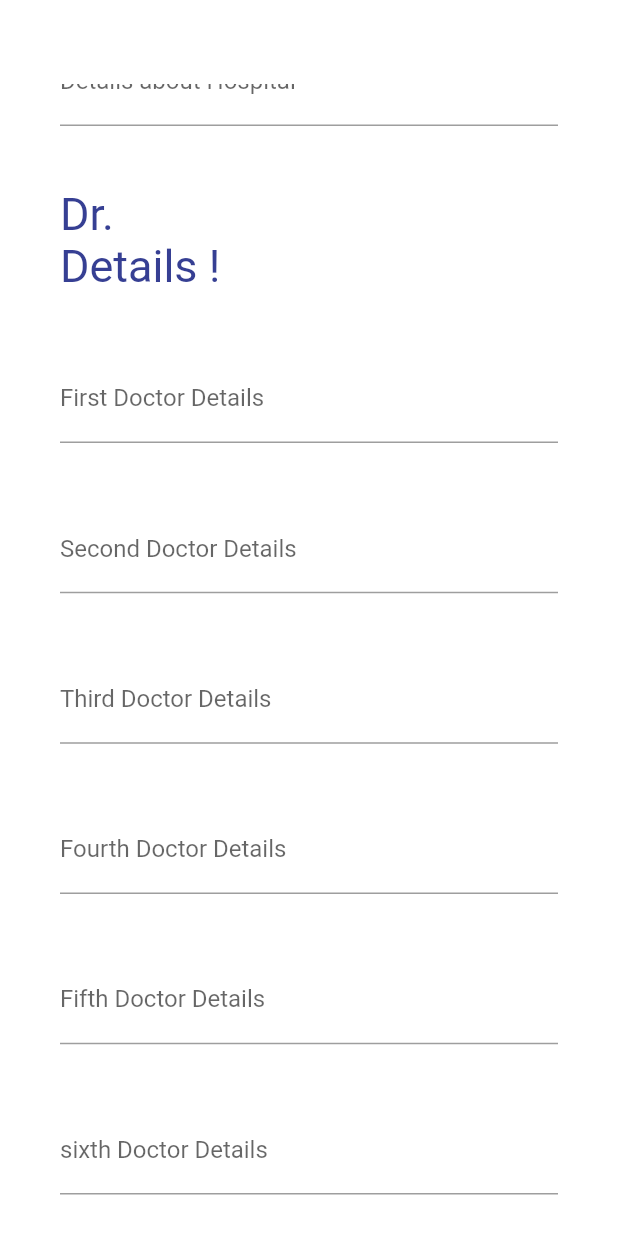
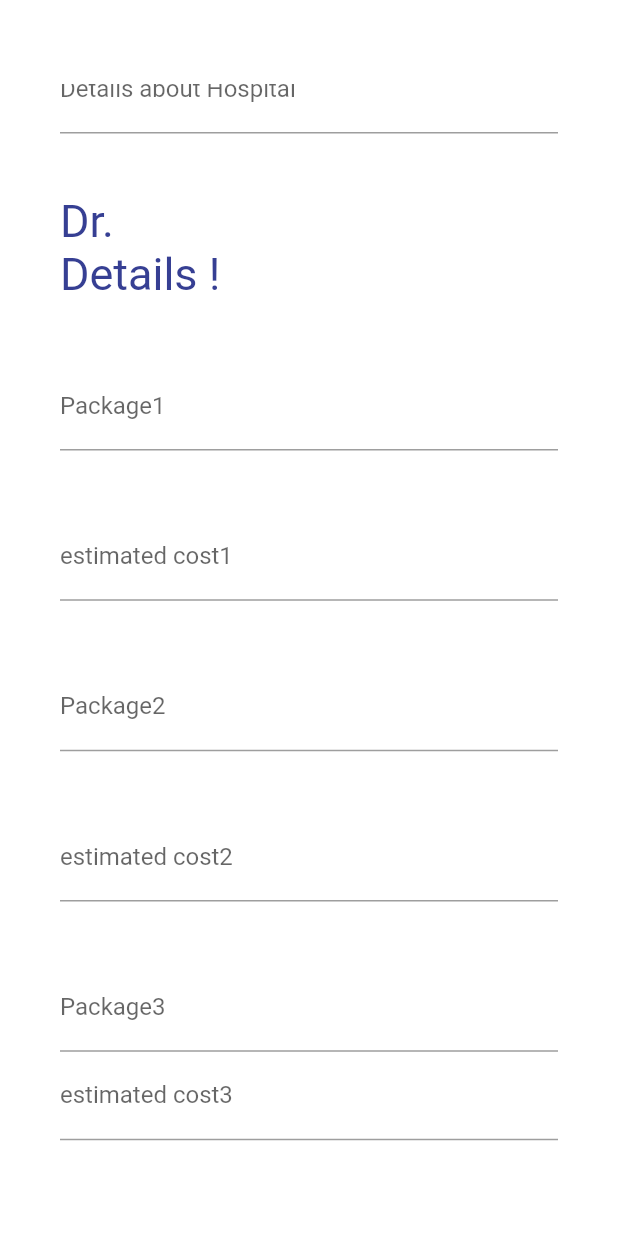
Before and after one commit to Anushkajain22/Easy-Diagnosis-App, a Flutter app: the HospitalistDetails screen opened by its route, scrolled down 576 dp, on a phone screen of 412 x 824 dp. Run offline on Flutter 3.47's test engine with Material 2 defaults, Android fonts, the light colour scheme and no system bars; our stand-ins replace cloud_firestore, firebase_auth, firebase_core, flutter_rating_bar, geocoding, geolocator and 3 more; accounts and stored records are empty.

Commit message:
Update hospitalist1.dart

```diff
--- a/lib/hospitalist1.dart
+++ b/lib/hospitalist1.dart
@@ -3,9 +3,12 @@ import 'package:firebase_core/firebase_core.dart';
 import 'package:flutter/material.dart';
 import 'package:flutter/src/widgets/container.dart';
 import 'package:flutter/src/widgets/framework.dart';
+import 'package:geocoding/geocoding.dart';
+import 'package:geolocator/geolocator.dart';
 import 'package:neumorphic_button/neumorphic_button.dart';
+import 'package:self_login/hospital_info.dart/review_system/hospitalist2.dart';
 
-import 'hospitalist2.dart';
+// import 'hospitalist2.dart';
 
 // import 'hospitalist2.dart';
 
@@ -17,6 +20,35 @@ class HospitalistDetails extends StatefulWidget {
 }
 
 class _HospitalistDetailsState extends State<HospitalistDetails> {
+  final geolocator =
+      Geolocator.getCurrentPosition(forceAndroidLocationManager: true);
+  Position? _currentPosition;
+  String currentaddress = "";
+  void getCurrentLocation() {
+    Geolocator.getCurrentPosition(desiredAccuracy: LocationAccuracy.high)
+        .then((Position position) {
+      setState(() {
+        _currentPosition = position;
+      });
+      getAddressFromLatLng();
+    }).catchError((e) {
+      print(e);
+    });
+  }
+
+  void getAddressFromLatLng() async {
+    try {
+      List<Placemark> p = await placemarkFromCoordinates(
+          _currentPosition!.latitude, _currentPosition!.longitude);
+      Placemark place = p[0];
+      setState(() {
+        currentaddress = "${place.street},${place.name},${place.country}";
+      });
+    } catch (e) {
+      print(e);
+    }
+  }
+
   TextEditingController sampledata1 = new TextEditingController();
   TextEditingController sampledata2 = new TextEditingController();
   TextEditingController sampledata3 = new TextEditingController();
@@ -89,7 +121,7 @@ class _HospitalistDetailsState extends State<HospitalistDetails> {
                   ),
                   TextFormField(
                     controller: sampledata2,
-                    decoration: InputDecoration(labelText: "Phone no."),
+                    decoration: InputDecoration(labelText: "Phone no"),
                     validator: ((value) {
                       if (value!.isEmpty ||
                           !RegExp(r'^(?:[+0]9)?[0-9]{10}$').hasMatch(value!)) {
@@ -118,19 +150,46 @@ class _HospitalistDetailsState extends State<HospitalistDetails> {
                   SizedBox(
                     height: height * 0.05,
                   ),
-                  TextFormField(
-                    controller: sampledata4,
-                    decoration: InputDecoration(labelText: "Location"),
-                    validator: ((value) {
-                      if (value!.isEmpty
-                          // ||
-                          //     !RegExp(r'^[a-z A-Z]+$').hasMatch(value!)
-                          ) {
-                        return "Enter correct Location";
-                      } else {
-                        return null;
-                      }
-                    }),
+
+                  TextButton(
+                    onPressed: getCurrentLocation,
+                    child: Row(
+                      children: [
+                        Icon(
+                          Icons.location_on,
+                          color: Colors.black54,
+                        ),
+                        Text(
+                          ' Current location',
+                          style: TextStyle(fontSize: 19, color: Colors.black54),
+                        ),
+                      ],
+                    ),
+                  ),
+                  SizedBox(
+                    width: 100,
+                  ),
+                  if (_currentPosition != null && currentaddress != null)
+                    Text(currentaddress)
+                  else
+                    Text('No location track'),
+
+                  // TextFormField(
+                  //   controller: sampledata4,
+                  //   decoration: InputDecoration(labelText: "Location"),
+                  //   validator: ((value) {
+                  //     if (value!.isEmpty
+                  //         // ||
+                  //         //     !RegExp(r'^[a-z A-Z]+$').hasMatch(value!)
+                  //         ) {
+                  //       return "Enter correct Location";
+                  //     } else {
+                  //       return null;
+                  //     }
+                  //   }),
+                  // ),
+                  SizedBox(
+                    width: 100,
                   ),
                   SizedBox(
                     height: height * 0.05,
@@ -165,8 +224,7 @@ class _HospitalistDetailsState extends State<HospitalistDetails> {
                   ),
                   TextFormField(
                     controller: sampledata6,
-                    decoration:
-                        InputDecoration(labelText: "First Doctor Details"),
+                    decoration: InputDecoration(labelText: "Package1"),
                     validator: ((value) {
                       if (value!.isEmpty) {
                         // !RegExp(r'^[a-z A-Z]+$').hasMatch(value!)) {
@@ -181,8 +239,7 @@ class _HospitalistDetailsState extends State<HospitalistDetails> {
                   ),
                   TextFormField(
                     controller: sampledata7,
-                    decoration:
-                        InputDecoration(labelText: "Second Doctor Details"),
+                    decoration: InputDecoration(labelText: "estimated cost1"),
                     validator: ((value) {
                       // if (value!.isEmpty) {
                       //   // !RegExp(r'^[a-z A-Z]+$').hasMatch(value!)) {
@@ -197,8 +254,7 @@ class _HospitalistDetailsState extends State<HospitalistDetails> {
                   ),
                   TextFormField(
                     controller: sampledata8,
-                    decoration:
-                        InputDecoration(labelText: "Third Doctor Details"),
+                    decoration: InputDecoration(labelText: "Package2"),
                     validator: ((value) {
                       // if (value!.isEmpty) {
                       //   // !RegExp(r'^[a-z A-Z]+$').hasMatch(value!)) {
@@ -213,8 +269,7 @@ class _HospitalistDetailsState extends State<HospitalistDetails> {
                   ),
                   TextFormField(
                     controller: sampledata9,
-                    decoration:
-                        InputDecoration(labelText: "Fourth Doctor Details"),
+                    decoration: InputDecoration(labelText: "estimated cost2"),
                     validator: ((value) {
                       // if (value!.isEmpty) {
                       //   // !RegExp(r'^[a-z A-Z]+$').hasMatch(value!)) {
@@ -229,8 +284,19 @@ class _HospitalistDetailsState extends State<HospitalistDetails> {
                   ),
                   TextFormField(
                     controller: sampledata10,
-                    decoration:
-                        InputDecoration(labelText: "Fifth Doctor Details"),
+                    decoration: InputDecoration(labelText: "Package3"),
+                    validator: ((value) {
+                      // if (value!.isEmpty) {
+                      //   // !RegExp(r'^[a-z A-Z]+$').hasMatch(value!)) {
+                      //   return "Enter correct details please";
+                      // } else {
+                      //   return null;
+                      // }
+                    }),
+                  ),
+                  TextFormField(
+                    controller: sampledata11,
+                    decoration: InputDecoration(labelText: "estimated cost3"),
                     validator: ((value) {
                       // if (value!.isEmpty) {
                       //   // !RegExp(r'^[a-z A-Z]+$').hasMatch(value!)) {
@@ -243,54 +309,57 @@ class _HospitalistDetailsState extends State<HospitalistDetails> {
                   SizedBox(
                     height: height * 0.05,
                   ),
-                  TextFormField(
-                    controller: sampledata11,
-                    decoration:
-                        InputDecoration(labelText: "sixth Doctor Details"),
-                    validator: ((value) {
-                      // if (value!.isEmpty) {
-                      //   // !RegExp(r'^[a-z A-Z]+$').hasMatch(value!)) {
-                      //   return "Enter correct details please";
-                      // } else {
-                      //   return null;
-                      // }
-                    }),
-                  ),
-                  SizedBox(
-                    height: height * 0.05,
-                  ),
-                  TextFormField(
-                    controller: sampledata12,
-                    decoration:
-                        InputDecoration(labelText: "seventh Doctor Details"),
-                    validator: ((value) {
-                      // if (value!.isEmpty) {
-                      //   // !RegExp(r'^[a-z A-Z]+$').hasMatch(value!)) {
-                      //   return "Enter correct details please";
-                      // } else {
-                      //   return null;
-                      // }
-                    }),
-                  ),
-                  SizedBox(
-                    height: height * 0.05,
-                  ),
-                  TextFormField(
-                    controller: sampledata13,
-                    decoration:
-                        InputDecoration(labelText: "Eighth Doctor Details"),
-                    validator: ((value) {
-                      // if (value!.isEmpty) {
-                      //   // !RegExp(r'^[a-z A-Z]+$').hasMatch(value!)) {
-                      //   return "Enter correct details please";
-                      // } else {
-                      //   return null;
-                      // }
-                    }),
-                  ),
-                  SizedBox(
-                    height: height * 0.05,
-                  ),
+                  // SizedBox(
+                  //   height: height * 0.05,
+                  // ),
+                  // TextFormField(
+                  //   controller: sampledata11,
+                  //   decoration:
+                  //       InputDecoration(labelText: "sixth Doctor Details"),
+                  //   validator: ((value) {
+                  //     // if (value!.isEmpty) {
+                  //     //   // !RegExp(r'^[a-z A-Z]+$').hasMatch(value!)) {
+                  //     //   return "Enter correct details please";
+                  //     // } else {
+                  //     //   return null;
+                  //     // }
+                  //   }),
+                  // ),
+                  // SizedBox(
+                  //   height: height * 0.05,
+                  // ),
+                  // TextFormField(
+                  //   controller: sampledata12,
+                  //   decoration:
+                  //       InputDecoration(labelText: "seventh Doctor Details"),
+                  //   validator: ((value) {
+                  //     // if (value!.isEmpty) {
+                  //     //   // !RegExp(r'^[a-z A-Z]+$').hasMatch(value!)) {
+                  //     //   return "Enter correct details please";
+                  //     // } else {
+                  //     //   return null;
+                  //     // }
+                  //   }),
+                  // ),
+                  // SizedBox(
+                  //   height: height * 0.05,
+                  // ),
+                  // TextFormField(
+                  //   controller: sampledata13,
+                  //   decoration:
+                  //       InputDecoration(labelText: "Eighth Doctor Details"),
+                  //   validator: ((value) {
+                  //     // if (value!.isEmpty) {
+                  //     //   // !RegExp(r'^[a-z A-Z]+$').hasMatch(value!)) {
+                  //     //   return "Enter correct details please";
+                  //     // } else {
+                  //     //   return null;
+                  //     // }
+                  //   }),
+                  // ),
+                  // SizedBox(
+                  //   height: height * 0.05,
+                  // ),
                   Row(
                     children: [
                       SizedBox(
@@ -302,12 +371,20 @@ class _HospitalistDetailsState extends State<HospitalistDetails> {
                           if (formkey.currentState!.validate()) {
                             Map<String, dynamic> data = {
                               "Hospital name": sampledata1.text,
-                              "Phone no.": sampledata2.text,
+                              "Phone no": sampledata2.text,
                               "email": sampledata3.text,
                               "Location": sampledata4.text,
 
                               "Hospital Details": sampledata5.text,
-                              "First Dr Details": sampledata6.text,
+                              "Package1": sampledata6.text,
+                              "estimated cost1": sampledata7.text,
+                              "Package2": sampledata8.text,
+                              "estimated cost2": sampledata9.text,
+                              "Package3": sampledata10.text,
+                              "estimated cost3": sampledata11.text,
+
+                              // "Package5": sampledata10.text,
+
                               // "7. Second Doctor Details": sampledata7.text,
                               // "8. Third Doctor Details": sampledata8.text,
                               // "9. Fourth Doctor Details": sampledata9.text,
@@ -318,10 +395,10 @@ class _HospitalistDetailsState extends State<HospitalistDetails> {
 
                               // FirebaseFirestore.
                             };
-                            sampledata1.clear();
-                            sampledata2.clear();
-                            sampledata3.clear();
-                            sampledata4.clear();
+                            // sampledata1.clear();
+                            // sampledata2.clear();
+                            // sampledata3.clear();
+                            // sampledata4.clear();
 
                             FirebaseFirestore.instance
                                 .collection("test")
```
